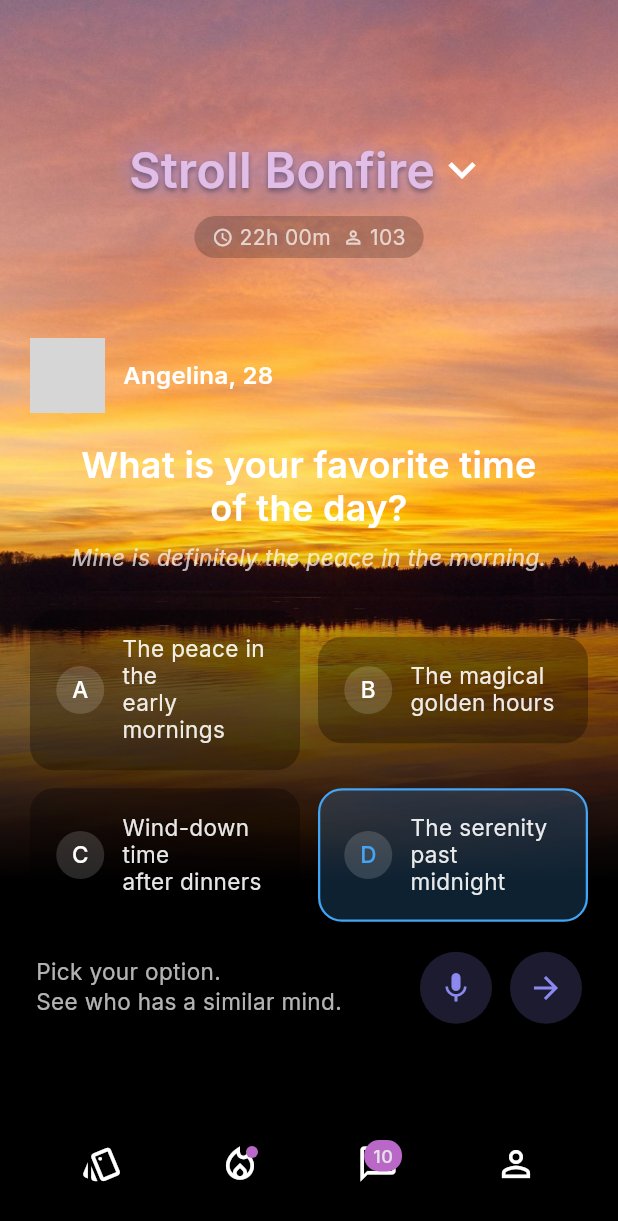
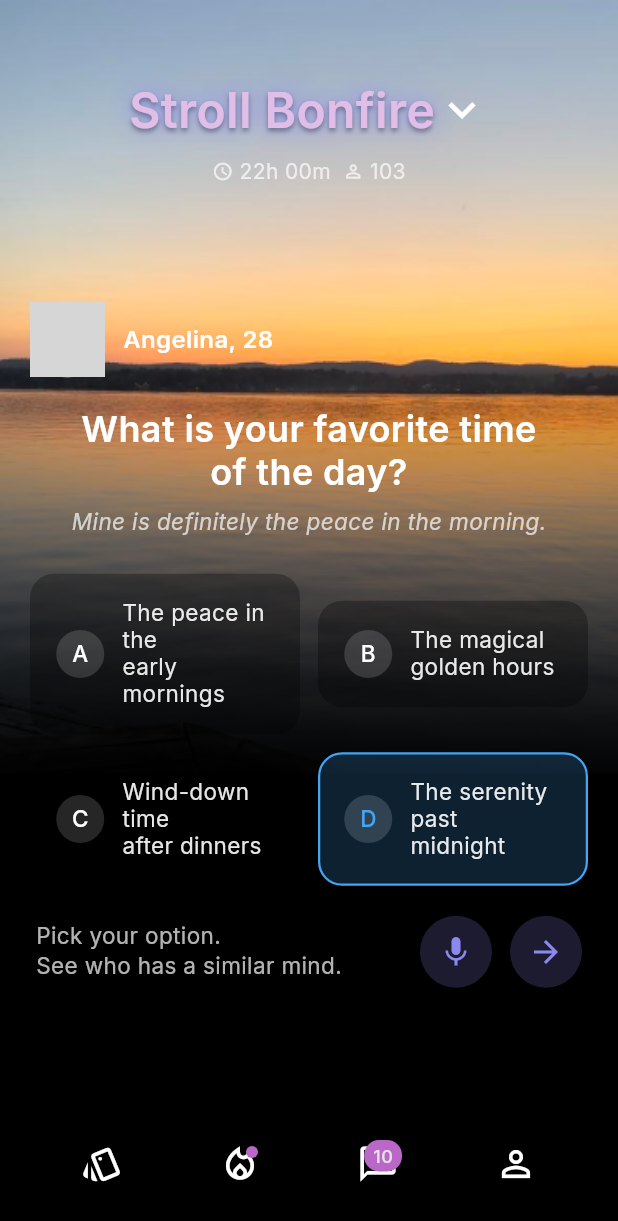
Before and after one commit to ikrishnag/bonfire-ui, a Flutter app: the screen it shows after launch, on a phone screen of 412 x 824 dp. Shown: the top 1221 px of the screen. Run offline on Flutter 3.47's test engine with Material 3 defaults, Android fonts, the phone set to English and light mode, and no system bars; our stand-ins replace google_fonts; network calls fail; grey boxes are pictures that could not be loaded.

Commit message:
feat: update HomeScreen layout and header styling, replace background image

```diff
--- a/lib/presentation/screens/home_screen.dart
+++ b/lib/presentation/screens/home_screen.dart
@@ -18,8 +18,10 @@
       body: Container(
         decoration: const BoxDecoration(
           image: DecorationImage(
-            image: AssetImage('assets/images/sunset.jpg'),
-            fit: BoxFit.cover,
+            image: AssetImage('assets/images/sunset-final.png'),
+            // fit: BoxFit.cover,
+            fit: BoxFit.fitWidth,
+            alignment: Alignment.topRight,
           ),
         ),
         child: SafeArea(
@@ -29,7 +31,7 @@
                 child: Align(
                   alignment: Alignment.bottomCenter,
                   child: Container(
-                    height: MediaQuery.of(context).size.height / 1.75,
+                    height: MediaQuery.of(context).size.height / 1.4,
                     decoration: BoxDecoration(
                       gradient: LinearGradient(
                         begin: Alignment.center,
@@ -45,7 +47,7 @@
               ),
               Column(
                 children: [
-                  const SizedBox(height: 90),
+                  const SizedBox(height: 50),
                   const HeaderTitle(),
                   const Spacer(),
                   Padding(
@@ -56,6 +58,7 @@
                         const SizedBox(height: 24),
                         const QuestionOptions(),
                         const SizedBox(height: 20),
+
                         Container(
                           padding: const EdgeInsets.symmetric(horizontal: 4),
                           child: Row(
--- a/lib/presentation/widgets/header.dart
+++ b/lib/presentation/widgets/header.dart
@@ -42,11 +42,8 @@
         ),
         const SizedBox(height: 8),
         Container(
-          padding: const EdgeInsets.symmetric(horizontal: 12, vertical: 4),
-          decoration: BoxDecoration(
-            color: Colors.black.withOpacity(0.2),
-            borderRadius: BorderRadius.circular(20),
-          ),
+          padding: const EdgeInsets.symmetric(horizontal: 12, vertical: 0),
+
           child: Row(
             mainAxisSize: MainAxisSize.min,
             children: [
--- a/pubspec.yaml
+++ b/pubspec.yaml
@@ -20,3 +20,4 @@
   uses-material-design: true
   assets:
     - assets/images/sunset.jpg
+    - assets/images/sunset-final.png
```
Also changed, not shown: assets/images/sunset-final.png (added).
